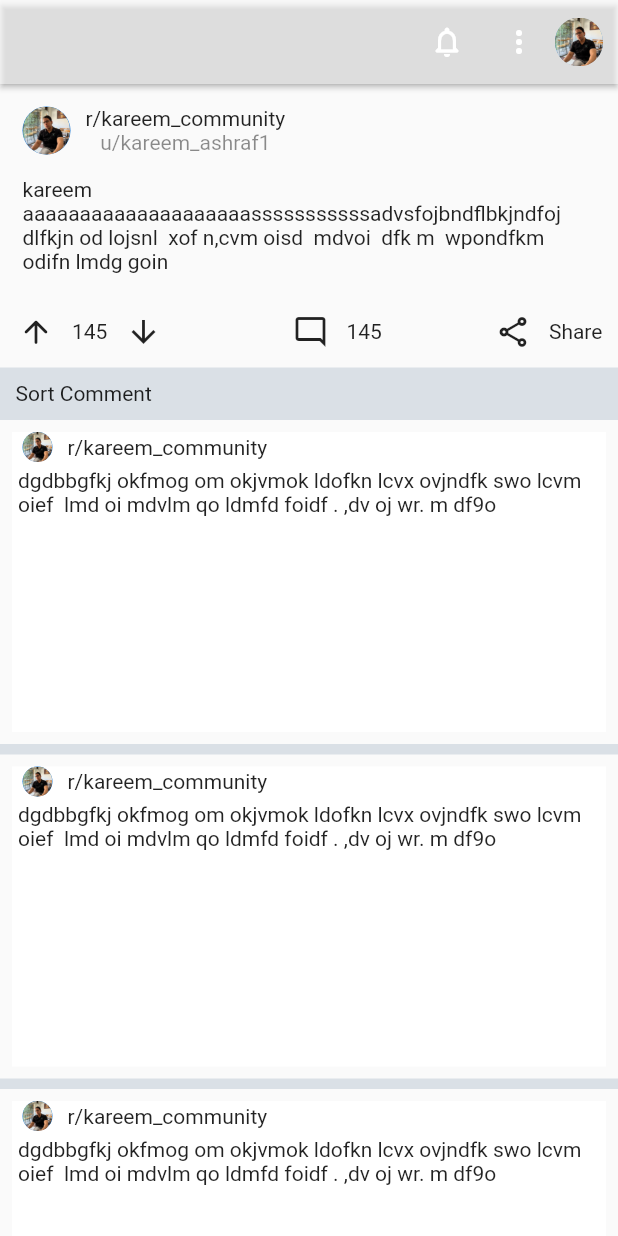
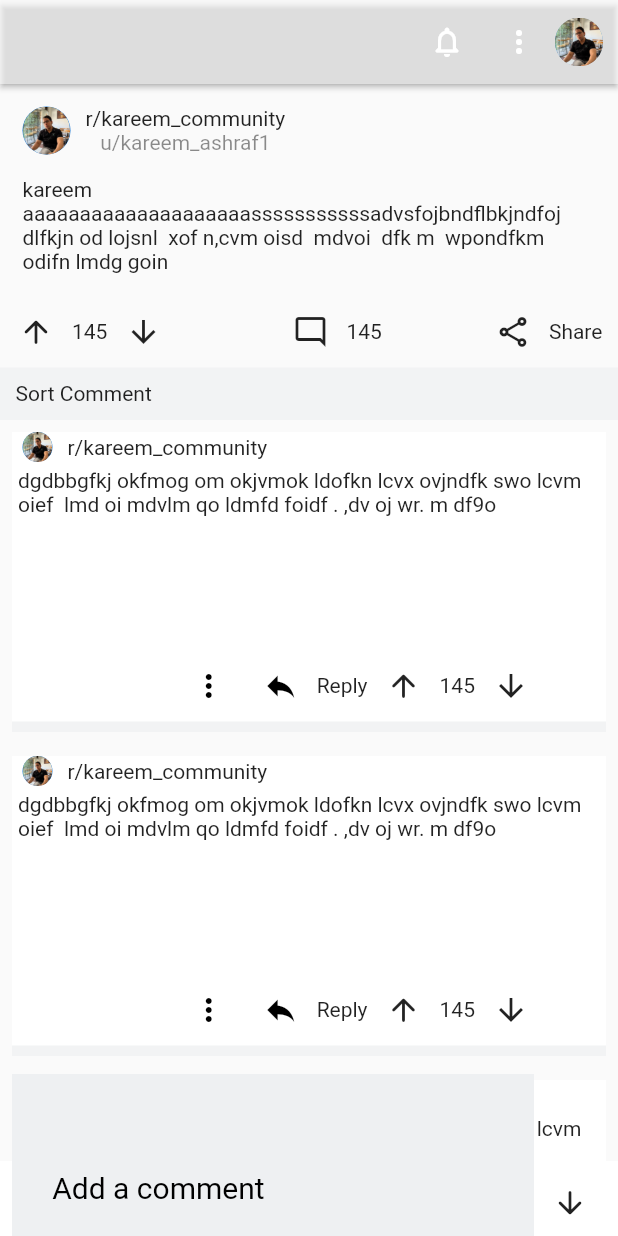
Before and after one commit to CMP24-SWE-TEAM3/RedditX-Cross-Platform, a Flutter app: the screen it shows after launch, after a tap on "r/kareem_community", on a phone screen of 412 x 824 dp. Run offline on Flutter 3.47's test engine with Material 2 defaults, Android fonts, the phone set to English and light mode, and no system bars.

Commit message:
Post page on web start + some enhances

```diff
--- a/lib/View/Screens/Post_screen.dart
+++ b/lib/View/Screens/Post_screen.dart
@@ -125,6 +125,7 @@ class _post_screenState extends State<post_screen> {
 
   @override
   Widget build(BuildContext context) {
+    var screen_width = MediaQuery.of(context).size.width;
     return Scaffold(
       appBar: AppBar(
         elevation: 1.5,
@@ -142,6 +143,25 @@ class _post_screenState extends State<post_screen> {
             icon: Icon(Icons.more_vert_rounded),
             color: Colors.white,
           ),
+          // PopupMenuButton(
+          //     itemBuilder: ((context) => [
+          //           PopupMenuItem(
+          //               child: Text(
+          //             'kareem',
+          //           )),
+          //           PopupMenuItem(
+          //               child: Text(
+          //             'ashraf',
+          //           )),
+          //           PopupMenuItem(
+          //               child: Text(
+          //             'abdo',
+          //           )),
+          //           PopupMenuItem(
+          //               child: Text(
+          //             'ali',
+          //           )),
+          //         ])),
           CircleAvatar(
             radius: 16.0,
             child: ClipRRect(
@@ -154,7 +174,9 @@ class _post_screenState extends State<post_screen> {
           ),
         ],
       ),
-      body: SingleChildScrollView(
+      body: (screen_width < 600)
+          ? Stack(alignment: AlignmentDirectional.bottomCenter, children: [
+              SingleChildScrollView(
                 child: Container(
                   child: Column(children: [
                     SizedBox(
@@ -209,7 +231,8 @@ class _post_screenState extends State<post_screen> {
                                 icon: Icon(Icons.arrow_upward_rounded)),
                             Text("145"),
                             IconButton(
-                        onPressed: () {}, icon: Icon(Icons.arrow_downward)),
+                                onPressed: () {},
+                                icon: Icon(Icons.arrow_downward)),
                           ],
                         ),
                         InkWell(
@@ -228,7 +251,8 @@ class _post_screenState extends State<post_screen> {
                           child: Row(
                             children: [
                               IconButton(
-                          onPressed: () {}, icon: Icon(Icons.share_outlined)),
+                                  onPressed: () {},
+                                  icon: Icon(Icons.share_outlined)),
                               Text("Share   "),
                             ],
                           ),
@@ -238,7 +262,7 @@ class _post_screenState extends State<post_screen> {
                     Container(
                         width: double.infinity,
                         height: 35,
-                color: Color.fromRGBO(218, 224, 230, 1),
+                        color: Color.fromRGBO(242, 243, 244, 1),
                         child: InkWell(
                           onTap: () => sort_comments(context),
                           child: Row(children: [
@@ -246,34 +270,105 @@ class _post_screenState extends State<post_screen> {
                           ]),
                         )),
                     comments(),
+                    comments(),
+                    comments(),
+                    comments(),
+                  ]),
+                ),
+              ),
               Container(
-              height: 7,
+                height: 50,
                 width: double.infinity,
-              child: Text(''),
+                color: Colors.white,
+                child: Padding(
+                  padding: const EdgeInsets.all(8.0),
+                  child: Row(
+                    children: [
+                      Expanded(
+                        child: InkWell(
+                          onTap: () {},
+                          child: TextFormField(
+                            decoration: InputDecoration(
+                              enabledBorder: OutlineInputBorder(
+                                borderRadius: BorderRadius.circular(8),
+                                borderSide: BorderSide(
+                                    width: 100,
+                                    color: Color.fromARGB(255, 238, 240, 242)),
+                              ),
+                              fillColor: Color.fromRGBO(242, 243, 244, 1),
+                              filled: true,
+                              hintText: '   Add a comment',
+                              hintStyle:
+                                  TextStyle(fontSize: 20, color: Colors.black),
+                            ),
+                          ),
+                        ),
+                      ),
+                      IconButton(
+                          onPressed: () {},
+                          icon: Icon(Icons.arrow_downward_rounded)),
+                    ],
+                  ),
+                ),
+              ),
+            ])
+          : Container(
+              width: screen_width,
+              height: double.infinity,
+              color: Color.fromRGBO(50, 50, 50, 1),
+              child: Container(
+                width: screen_width * 0.85,
+                height: double.infinity,
+                margin: const EdgeInsets.only(right: 65, left: 65),
                 color: Color.fromRGBO(218, 224, 230, 1),
+                child: SingleChildScrollView(
+                  child: Row(
+                    children: [
+                      // the wider Row
+                      Container(
+                        width: screen_width * 0.57,
+                        height: 5000,
+                        color: Colors.white,
+                        margin:
+                            const EdgeInsets.only(right: 12, left: 36, top: 70),
+                        child: Column(children: [
+                          Row(
+                            children: [
+                              CircleAvatar(
+                                radius: 16.0,
+                                child: ClipRRect(
+                                  child: Image.asset('assets/kareem.jpg'),
+                                  borderRadius: BorderRadius.circular(50.0),
                                 ),
-            comments(),
-            Container(
-              height: 7,
-              width: double.infinity,
-              child: Text(''),
-              color: Color.fromRGBO(218, 224, 230, 1),
                               ),
-            comments(),
-            Container(
-              height: 7,
-              width: double.infinity,
-              child: Text(''),
-              color: Color.fromRGBO(218, 224, 230, 1),
+                              SizedBox(
+                                height: 10,
                               ),
-            comments(),
-            Container(
-              height: 7,
-              width: double.infinity,
-              child: Text(''),
-              color: Color.fromRGBO(218, 224, 230, 1),
+                              GestureDetector(
+                                onTap: () {},
+                                child: Text("r/kareem_community"),
+                              ),
+                              GestureDetector(
+                                onTap: () {},
+                                child: Text(
+                                  "u/kareem_ashraf1",
+                                  style: TextStyle(color: Colors.black45),
+                                ),
+                              ),
+                            ],
                           ),
                         ]),
+                      ),
+                      Container(
+                        width: screen_width * 0.24,
+                        height: 5000,
+                        color: Colors.white,
+                        margin:
+                            const EdgeInsets.only(right: 20, left: 5, top: 70),
+                      )
+                    ],
+                  ),
+                ),
               ),
             ),
     );
--- a/lib/View/Screens/Widgets/Comments.dart
+++ b/lib/View/Screens/Widgets/Comments.dart
@@ -10,9 +10,11 @@ class comments extends StatefulWidget {
 class _commentsState extends State<comments> {
   double container_height = 200;
   TextOverflow comments_text = TextOverflow.clip;
-  bool is_visible = false;
+  bool is_visible = true;
   @override
   Widget build(BuildContext context) {
+    var screen_size = MediaQuery.of(context).size;
+
     return InkWell(
       onTap: () => setState(() {
         container_height = container_height == 50 ? 200 : 50;
@@ -67,7 +69,7 @@ class _commentsState extends State<comments> {
                 child: Row(
                   children: [
                     SizedBox(
-                      width: 90,
+                      width: screen_size.width * 0.26,
                     ),
                     IconButton(
                       onPressed: () {},
@@ -95,7 +97,13 @@ class _commentsState extends State<comments> {
                         onPressed: () {}, icon: Icon(Icons.arrow_downward)),
                   ],
                 ),
-              )
+              ),
+              Container(
+                height: 7,
+                width: double.infinity,
+                child: Text(''),
+                color: Color.fromRGBO(242, 243, 244, 1),
+              ),
             ],
           ),
         ),
```
Lines whose indentation alone changed are shown as unchanged.
